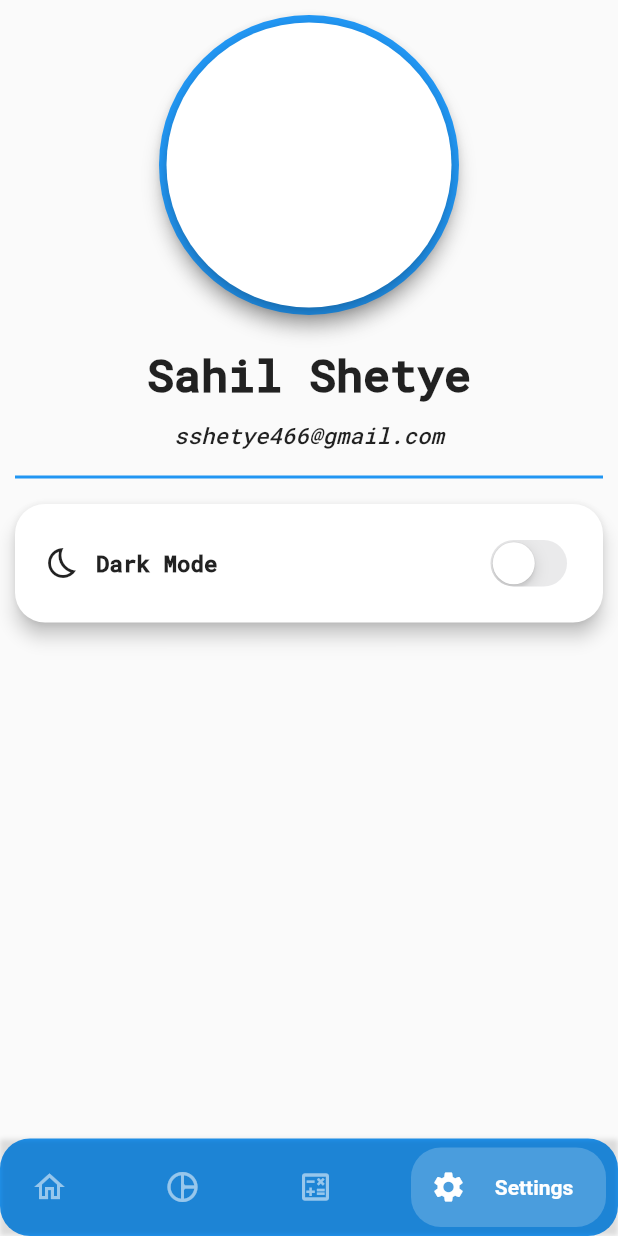
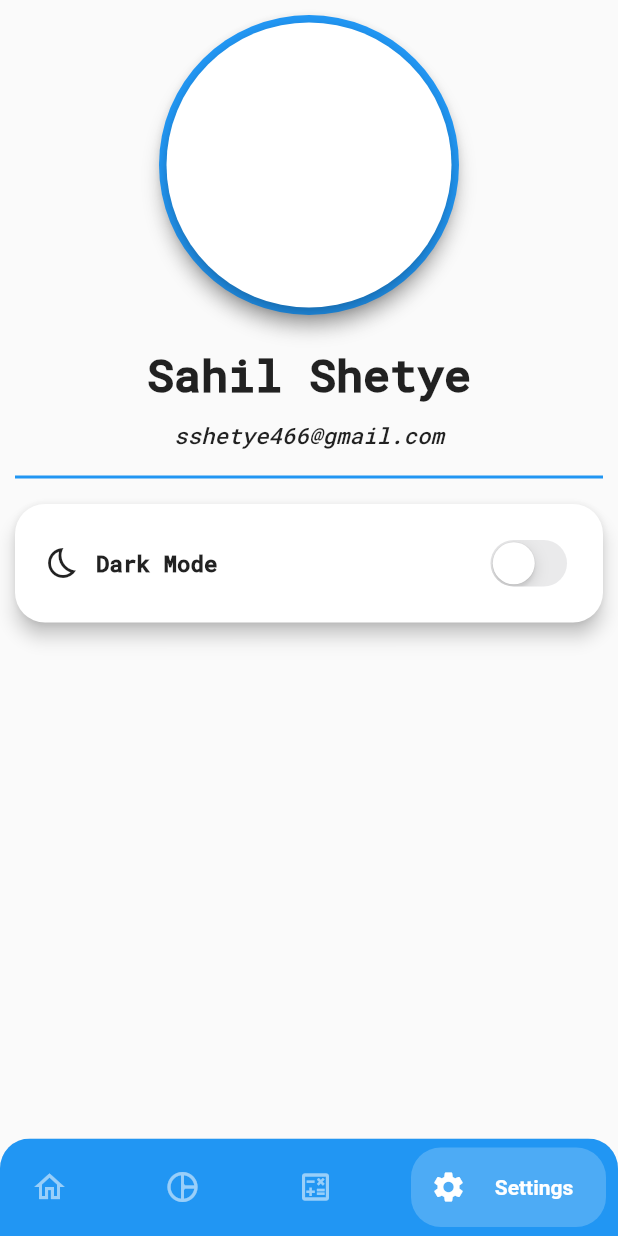
Before and after one commit to MrAugusT22/pocket-science, a Flutter app: the screen it shows after launch, item 4 of the bottom bar chosen, on a phone screen of 412 x 824 dp. Run offline on Flutter 3.47's test engine with Material 2 defaults, Android fonts, the phone set to English and light mode, and no system bars; drawn by our look-alikes of bottom_navy_bar; our stand-ins replace shared_preferences, syncfusion_flutter_charts.

Commit message:
ui changes

```diff
--- a/lib/models/button.dart
+++ b/lib/models/button.dart
@@ -1,7 +1,5 @@
-import 'package:fin_calc/utilities/theme_data.dart';
 import 'package:flutter/material.dart';
 import 'package:fin_calc/utilities/constants.dart';
-import 'package:provider/provider.dart';
 
 class Button extends StatelessWidget {
   final text;
@@ -21,8 +19,6 @@ class Button extends StatelessWidget {
 
   @override
   Widget build(BuildContext context) {
-    return Consumer<MyThemeData>(builder: (context, myThemeData, child) {
-      bool _isDarkMode = myThemeData.getDarkMode;
     return RawMaterialButton(
       onPressed: onPressed,
       shape: RoundedRectangleBorder(borderRadius: BorderRadius.circular(20)),
@@ -59,6 +55,5 @@ class Button extends StatelessWidget {
         ),
       ),
     );
-    });
   }
 }
--- a/lib/screens/calculators.dart
+++ b/lib/screens/calculators.dart
@@ -26,7 +26,7 @@ class _CalculatorState extends State<Calculator> {
       body: Padding(
         padding: const EdgeInsets.only(bottom: 10, right: 10, left: 10),
         child: ListView.separated(
-          padding: EdgeInsets.all(0),
+          // padding: EdgeInsets.all(0),
           separatorBuilder: (context, index) {
             return SizedBox(height: 5);
           },
--- a/lib/screens/home.dart
+++ b/lib/screens/home.dart
@@ -2,6 +2,7 @@ import 'package:bottom_navy_bar/bottom_navy_bar.dart';
 import 'package:fin_calc/screens/calculators.dart';
 import 'package:fin_calc/screens/dashboard.dart';
 import 'package:fin_calc/screens/profile.dart';
+import 'package:fin_calc/utilities/constants.dart';
 import 'package:flutter/cupertino.dart';
 import 'package:flutter/material.dart';
 import 'package:flutter/painting.dart';
@@ -30,13 +31,9 @@ class _HomePageState extends State<HomePage> {
   Widget build(BuildContext context) {
     return Scaffold(
       extendBody: true,
-      // backgroundColor: kMyBGColor,
-      body: SafeArea(child: _widgetOptions.elementAt(_currentIndex)),
-      bottomNavigationBar: Container(
-        decoration: BoxDecoration(
-          borderRadius: BorderRadius.circular(20),
-          color: Colors.blue,
-        ),
+      body: _widgetOptions.elementAt(_currentIndex),
+      bottomNavigationBar: ClipRRect(
+        borderRadius: BorderRadius.only(topLeft: Radius.circular(20), topRight: Radius.circular(20)),
         child: BottomNavyBar(
           selectedIndex: _currentIndex,
           showElevation: true,
@@ -44,12 +41,14 @@ class _HomePageState extends State<HomePage> {
           itemCornerRadius: 20,
           curve: Curves.linear,
           onItemSelected: (index) => setState(() => _currentIndex = index),
-          backgroundColor: Colors.transparent,
+          backgroundColor: kMyColor,
           items: <BottomNavyBarItem>[
             BottomNavyBarItem(
                 icon: Padding(
                   padding: EdgeInsets.all(5),
-                  child: _currentIndex == 0 ? Icon(Icons.home_rounded) : Icon(Icons.home_outlined),
+                  child: _currentIndex == 0
+                      ? Icon(Icons.home_rounded)
+                      : Icon(Icons.home_outlined),
                 ),
                 title: Text('Home'),
                 activeColor: Colors.white,
@@ -58,7 +57,9 @@ class _HomePageState extends State<HomePage> {
             BottomNavyBarItem(
               icon: Padding(
                 padding: EdgeInsets.all(5),
-                child: _currentIndex == 1 ? Icon(Icons.pie_chart_rounded) : Icon(Icons.pie_chart_outline_rounded),
+                child: _currentIndex == 1
+                    ? Icon(Icons.pie_chart_rounded)
+                    : Icon(Icons.pie_chart_outline_rounded),
               ),
               title: Text('Expenses'),
               activeColor: Colors.white,
@@ -68,7 +69,9 @@ class _HomePageState extends State<HomePage> {
             BottomNavyBarItem(
               icon: Padding(
                 padding: EdgeInsets.all(5),
-                child: _currentIndex == 2 ? Icon(Icons.calculate_rounded) : Icon(Icons.calculate_outlined),
+                child: _currentIndex == 2
+                    ? Icon(Icons.calculate_rounded)
+                    : Icon(Icons.calculate_outlined),
               ),
               title: Text(
                 'Calculators',
@@ -80,7 +83,9 @@ class _HomePageState extends State<HomePage> {
             BottomNavyBarItem(
               icon: Padding(
                 padding: EdgeInsets.all(5),
-                child: _currentIndex == 3 ? Icon(Icons.settings) : Icon(Icons.settings_outlined),
+                child: _currentIndex == 3
+                    ? Icon(Icons.settings)
+                    : Icon(Icons.settings_outlined),
               ),
               title: Text('Settings'),
               activeColor: Colors.white,
--- a/lib/screens/profile.dart
+++ b/lib/screens/profile.dart
@@ -19,7 +19,8 @@ class _ProfileState extends State<Profile> {
     return Consumer<MyThemeData>(
       builder: (context, myThemeData, child) {
         _isDarkMode = myThemeData.getDarkMode;
-        return Scaffold(
+        return SafeArea(
+          child: Scaffold(
             backgroundColor: Colors.transparent,
             body: Padding(
               padding: const EdgeInsets.all(10),
@@ -96,6 +97,7 @@ class _ProfileState extends State<Profile> {
                 ],
               ),
             ),
+          ),
         );
       },
     );
```
Lines whose indentation alone changed are shown as unchanged.
